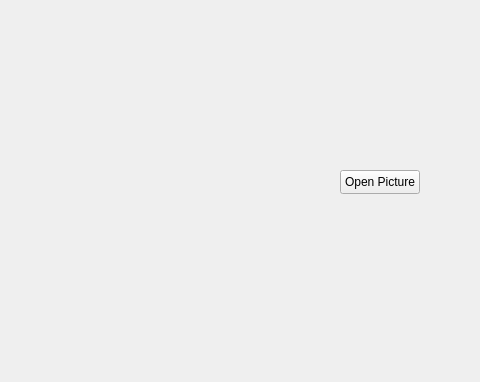
Above: ECE484_Assignment_1_2/ECE484W_Assg_1_2/mainwindow.ui from nrufh001/ECE484W_Assignments before the change; both pictures show x 320 to 800 and y 0 to 382 of the 800 by 600 pixel window. Below: the same form after it.
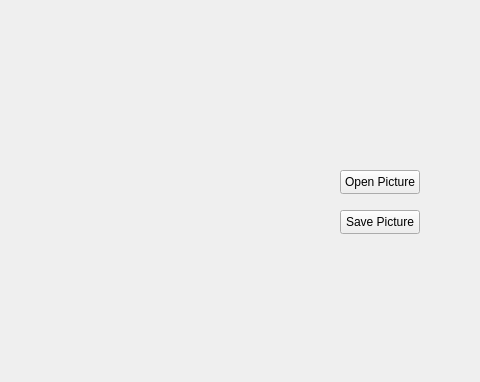
That is the form after the change.

Commit message: added save button, saves images as bmp file

The edit to the form file:
```diff
--- a/ECE484_Assignment_1_2/ECE484W_Assg_1_2/mainwindow.ui
+++ b/ECE484_Assignment_1_2/ECE484W_Assg_1_2/mainwindow.ui
@@ -178,6 +178,19 @@
      <string/>
     </property>
    </widget>
+   <widget class="QPushButton" name="saveButton">
+    <property name="geometry">
+     <rect>
+      <x>660</x>
+      <y>210</y>
+      <width>80</width>
+      <height>24</height>
+     </rect>
+    </property>
+    <property name="text">
+     <string>Save Picture</string>
+    </property>
+   </widget>
   </widget>
   <widget class="QMenuBar" name="menubar">
    <property name="geometry">
```
The commit also changes 2 other files.
